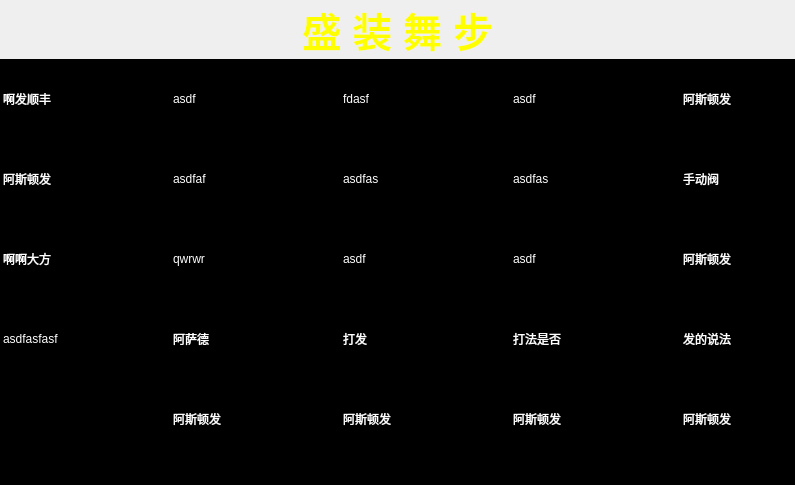
Old version of the form module/frm_resultlist.ui in the repository jack-liaojie/LED_DEMO.
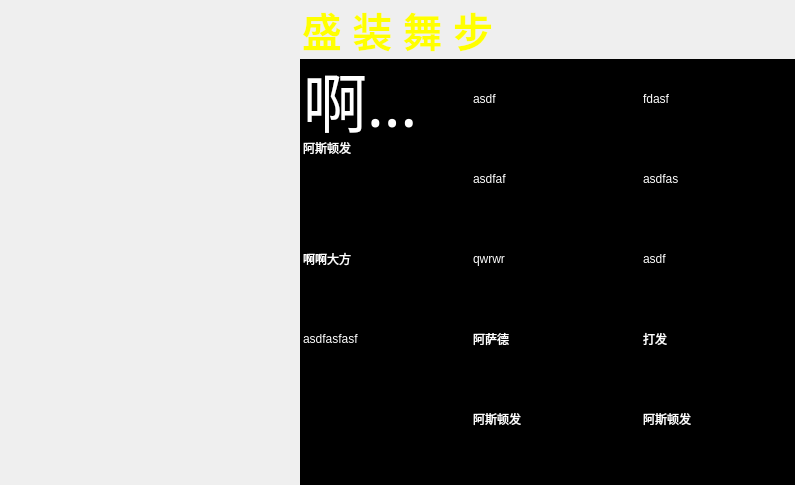
New version of the form.

```diff
--- a/module/frm_resultlist.ui
+++ b/module/frm_resultlist.ui
@@ -98,6 +98,22 @@
    </item>
    <item>
     <layout class="QHBoxLayout" name="horizontalLayout">
+     <item>
+      <spacer name="horizontalSpacer">
+       <property name="orientation">
+        <enum>Qt::Horizontal</enum>
+       </property>
+       <property name="sizeType">
+        <enum>QSizePolicy::Preferred</enum>
+       </property>
+       <property name="sizeHint" stdset="0">
+        <size>
+         <width>300</width>
+         <height>20</height>
+        </size>
+       </property>
+      </spacer>
+     </item>
      <item>
       <widget class="QTableWidget" name="tbwgt_content">
        <property name="palette">
@@ -666,6 +682,12 @@
         <property name="text">
          <string>啊发顺丰</string>
         </property>
+        <property name="font">
+         <font>
+          <family>Agency FB</family>
+          <pointsize>48</pointsize>
+         </font>
+        </property>
        </item>
        <item row="0" column="1">
         <property name="text">
@@ -691,6 +713,18 @@
         <property name="text">
          <string>阿斯顿发</string>
         </property>
+        <property name="textAlignment">
+         <set>AlignLeading|AlignTop</set>
+        </property>
+        <property name="foreground">
+         <brush brushstyle="NoBrush">
+          <color alpha="255">
+           <red>255</red>
+           <green>0</green>
+           <blue>0</blue>
+          </color>
+         </brush>
+        </property>
        </item>
        <item row="1" column="1">
         <property name="text">
```
